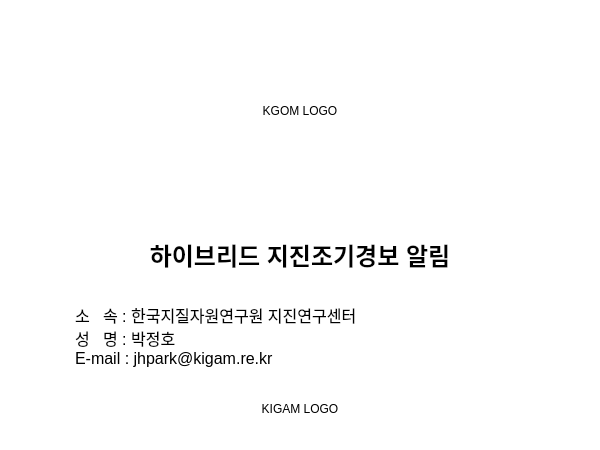
hayoungdaddy/KGOM, file aboutthis.ui: the form before one commit.
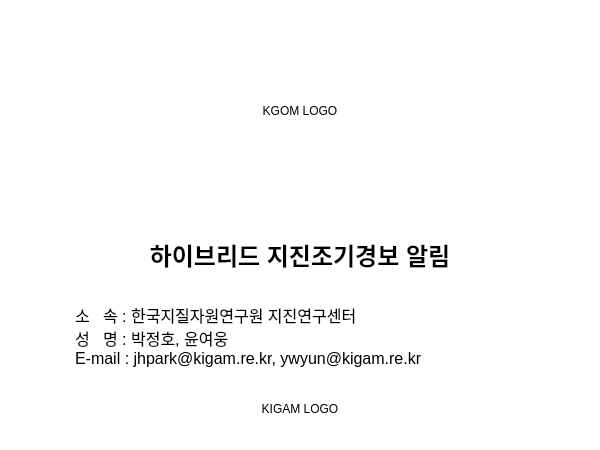
The form after the commit.

The edit to the form file:
```diff
--- a/aboutthis.ui
+++ b/aboutthis.ui
@@ -134,8 +134,8 @@
        </property>
        <property name="text">
         <string>소   속 : 한국지질자원연구원 지진연구센터
-성   명 : 박정호
-E-mail : jhpark@kigam.re.kr</string>
+성   명 : 박정호, 윤여웅
+E-mail : jhpark@kigam.re.kr, ywyun@kigam.re.kr</string>
        </property>
       </widget>
      </item>
```
